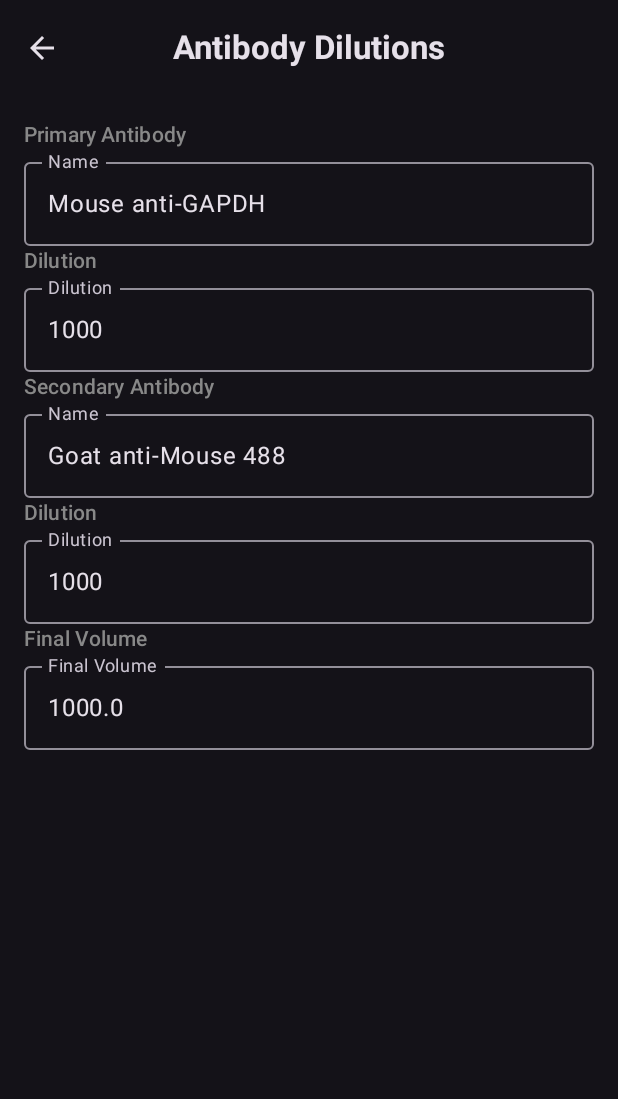
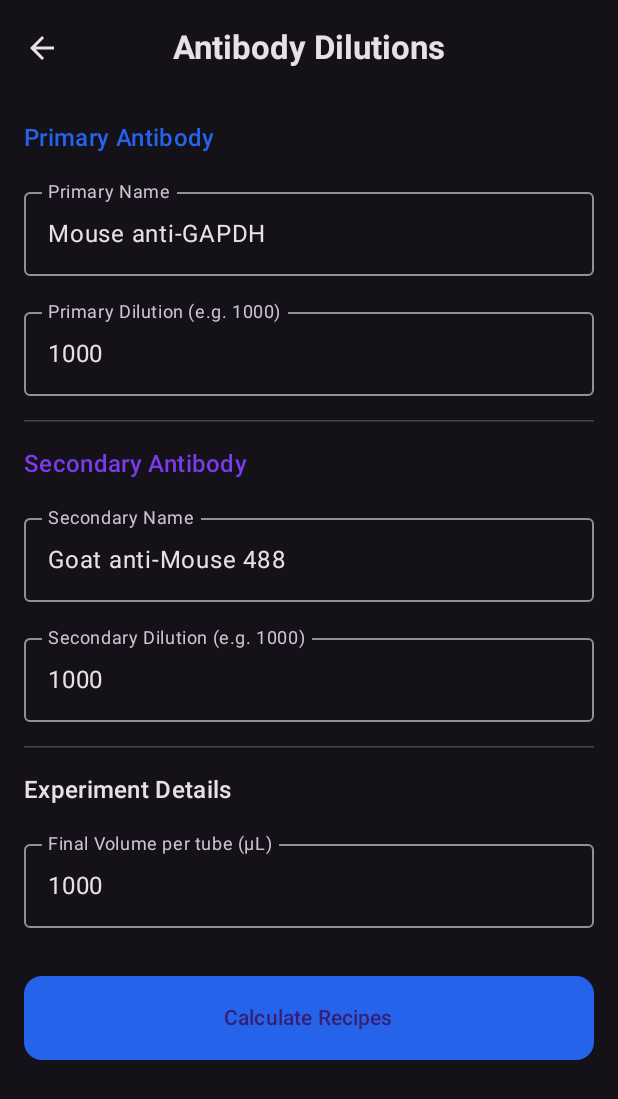
Before and after one commit to jak18015/labrats-android, an Android app built with Jetpack Compose: the antibody screen opened through its navigation route, on a phone screen of 412 x 824 dp. Shown: the top 1099 px of the screen. Run offline under Robolectric (Android 15) with nearby library versions, the phone set to English and light mode, and no system bars.

Commit message:
working antibody screen

```diff
--- a/app/src/main/java/com/example/biolab/ui/screens/AntibodyScreen.kt
+++ b/app/src/main/java/com/example/biolab/ui/screens/AntibodyScreen.kt
@@ -1,35 +1,78 @@
 package com.example.biolab.ui.screens
 
-import androidx.compose.foundation.layout.Arrangement
-import androidx.compose.foundation.layout.Column
-import androidx.compose.foundation.layout.Row
-import androidx.compose.foundation.layout.padding
+import androidx.compose.foundation.layout.*
+import androidx.compose.foundation.rememberScrollState
+import androidx.compose.foundation.shape.RoundedCornerShape
 import androidx.compose.foundation.text.KeyboardOptions
+import androidx.compose.foundation.verticalScroll
 import androidx.compose.material.icons.Icons
 import androidx.compose.material.icons.filled.ArrowBack
-import androidx.compose.material3.CenterAlignedTopAppBar
-import androidx.compose.material3.ExperimentalMaterial3Api
-import androidx.compose.material3.Icon
-import androidx.compose.material3.IconButton
-import androidx.compose.material3.MaterialTheme
-import androidx.compose.material3.OutlinedTextField
-import androidx.compose.material3.Scaffold
-import androidx.compose.material3.Text
-import androidx.compose.runtime.Composable
+import androidx.compose.material3.*
+import androidx.compose.runtime.*
 import androidx.compose.ui.Modifier
 import androidx.compose.ui.graphics.Color
 import androidx.compose.ui.text.font.FontWeight
+import androidx.compose.ui.text.input.ImeAction
 import androidx.compose.ui.text.input.KeyboardType
 import androidx.compose.ui.unit.dp
+import java.text.DecimalFormat
+
+// A data class to hold our calculation results nicely
+data class DilutionResult(
+    val primaryName: String,
+    val primaryStockVol: Double,
+    val primaryBufferVol: Double,
+    val secondaryName: String,
+    val secondaryStockVol: Double,
+    val secondaryBufferVol: Double
+)
 
 @OptIn(ExperimentalMaterial3Api::class)
 @Composable
 fun AntibodyScreen(onBack: () -> Unit) {
-    var primaryAntibody: String = "Mouse anti-GAPDH"
-    var primaryAntibodyDilution: Int = 1000
-    var secondaryAntibody: String = "Goat anti-Mouse 488"
-    var secondaryAntibodyDilution: Int = 1000
-    var finalVolume: Double = 1000.0
+    // 1. STATE MANAGEMENT
+    // We use mutableStateOf so Compose knows to redraw the screen when these change.
+    // We store inputs as Strings to prevent UI glitches while typing.
+    var primaryAntibody by remember { mutableStateOf("Mouse anti-GAPDH") }
+    var primaryDilutionStr by remember { mutableStateOf("1000") }
+
+    var secondaryAntibody by remember { mutableStateOf("Goat anti-Mouse 488") }
+    var secondaryDilutionStr by remember { mutableStateOf("1000") }
+
+    var finalVolumeStr by remember { mutableStateOf("1000") }
+
+    // This state holds the result. If null, we don't show the result card.
+    var calculationResult by remember { mutableStateOf<DilutionResult?>(null) }
+
+    // Helper to format numbers (remove huge decimal trails)
+    val df = DecimalFormat("#.##")
+
+    fun calculate() {
+        // Convert strings to numbers safely
+        val pDilution = primaryDilutionStr.toDoubleOrNull()
+        val sDilution = secondaryDilutionStr.toDoubleOrNull()
+        val fVolume = finalVolumeStr.toDoubleOrNull()
+
+        if (pDilution != null && sDilution != null && fVolume != null && pDilution > 0 && sDilution > 0) {
+
+            // 2. THE MATH
+            // Volume of Stock = Final Volume / Dilution Factor
+            val pStock = fVolume / pDilution
+            val pBuffer = fVolume - pStock
+
+            val sStock = fVolume / sDilution
+            val sBuffer = fVolume - sStock
+
+            calculationResult = DilutionResult(
+                primaryName = primaryAntibody,
+                primaryStockVol = pStock,
+                primaryBufferVol = pBuffer,
+                secondaryName = secondaryAntibody,
+                secondaryStockVol = sStock,
+                secondaryBufferVol = sBuffer
+            )
+        }
+    }
 
     Scaffold(
         topBar = {
@@ -39,51 +82,102 @@ fun AntibodyScreen(onBack: () -> Unit) {
             )
         }
     ) { padding ->
-        Column(modifier = Modifier.padding(padding).padding(16.dp)) {
-            Text("Primary Antibody", style = MaterialTheme.typography.labelLarge, color = Color.Gray)
-            Row(horizontalArrangement = Arrangement.spacedBy(8.dp)) {
+        // Add verticalScroll so the screen works on smaller phones or when keyboard is up
+        Column(
+            modifier = Modifier
+                .padding(padding)
+                .padding(16.dp)
+                .verticalScroll(rememberScrollState()),
+            verticalArrangement = Arrangement.spacedBy(16.dp)
+        ) {
+
+            // --- Primary Antibody Section ---
+            Text("Primary Antibody", style = MaterialTheme.typography.titleMedium, color = MaterialTheme.colorScheme.primary)
+
             OutlinedTextField(
                 value = primaryAntibody,
                 onValueChange = { primaryAntibody = it },
-                    label = { Text("Name") },
-                    modifier = Modifier.weight(1f),
-                    keyboardOptions = KeyboardOptions(keyboardType = KeyboardType.Text)
+                label = { Text("Primary Name") },
+                modifier = Modifier.fillMaxWidth(),
+                singleLine = true
             )
-            }
-            Text("Dilution", style = MaterialTheme.typography.labelLarge, color = Color.Gray)
-            Row(horizontalArrangement = Arrangement.spacedBy(8.dp)) {
+
             OutlinedTextField(
-                    value = primaryAntibodyDilution.toString(),
-                    onValueChange = { primaryAntibodyDilution = it.toIntOrNull() ?: 0 },
-                    label = { Text("Dilution") },
-                    modifier = Modifier.weight(1f),
-                    keyboardOptions = KeyboardOptions(keyboardType = KeyboardType.Number)
+                value = primaryDilutionStr,
+                onValueChange = { primaryDilutionStr = it },
+                label = { Text("Primary Dilution (e.g. 1000)") },
+                modifier = Modifier.fillMaxWidth(),
+                keyboardOptions = KeyboardOptions(keyboardType = KeyboardType.Number, imeAction = ImeAction.Next),
+                singleLine = true
             )
-            }
-            Text("Secondary Antibody", style = MaterialTheme.typography.labelLarge, color = Color.Gray)
-            Row(horizontalArrangement = Arrangement.spacedBy(8.dp)) {
+
+            HorizontalDivider()
+
+            // --- Secondary Antibody Section ---
+            Text("Secondary Antibody", style = MaterialTheme.typography.titleMedium, color = MaterialTheme.colorScheme.secondary)
+
             OutlinedTextField(
                 value = secondaryAntibody,
                 onValueChange = { secondaryAntibody = it },
-                    label = { Text("Name") },
-                    modifier = Modifier.weight(1f),
-                    keyboardOptions = KeyboardOptions(keyboardType = KeyboardType.Text)
+                label = { Text("Secondary Name") },
+                modifier = Modifier.fillMaxWidth(),
+                singleLine = true
             )
+
+            OutlinedTextField(
+                value = secondaryDilutionStr,
+                onValueChange = { secondaryDilutionStr = it },
+                label = { Text("Secondary Dilution (e.g. 1000)") },
+                modifier = Modifier.fillMaxWidth(),
+                keyboardOptions = KeyboardOptions(keyboardType = KeyboardType.Number, imeAction = ImeAction.Next),
+                singleLine = true
+            )
+
+            HorizontalDivider()
+
+            // --- Volume Section ---
+            Text("Experiment Details", style = MaterialTheme.typography.titleMedium)
+
+            OutlinedTextField(
+                value = finalVolumeStr,
+                onValueChange = { finalVolumeStr = it },
+                label = { Text("Final Volume per tube (μL)") },
+                modifier = Modifier.fillMaxWidth(),
+                keyboardOptions = KeyboardOptions(keyboardType = KeyboardType.Number, imeAction = ImeAction.Done),
+                singleLine = true
+            )
+
+            Button(
+                onClick = { calculate() },
+                modifier = Modifier
+                    .fillMaxWidth()
+                    .padding(top = 16.dp)
+                    .height(56.dp),
+                shape = RoundedCornerShape(12.dp)
+            ) {
+                Text("Calculate Recipes")
             }
-            Text("Dilution", style = MaterialTheme.typography.labelLarge, color = Color.Gray)
-            Row(horizontalArrangement = Arrangement.spacedBy(8.dp)) {
-                OutlinedTextField(
-                    value = secondaryAntibodyDilution.toString(),
-                    onValueChange = { secondaryAntibodyDilution = it.toIntOrNull() ?: 0 },
-                    label = { Text("Dilution") },
-                    modifier = Modifier.weight(1f),
-                    keyboardOptions = KeyboardOptions(keyboardType = KeyboardType.Number)
-                )
-            }
-            Text("Final Volume", style = MaterialTheme.typography.labelLarge, color = Color.Gray)
-            Row(horizontalArrangement = Arrangement.spacedBy(8.dp)) {
-                OutlinedTextField(value = finalVolume.toString(), onValueChange = { finalVolume = it.toDoubleOrNull() ?: 0.0 }, label = { Text("Final Volume") }, modifier = Modifier.weight(1f), keyboardOptions = KeyboardOptions(keyboardType = KeyboardType.Number))
+
+            // --- Results Display ---
+            // using 'let' allows us to safely unwrap the nullable calculationResult
+            calculationResult?.let { res ->
+                Card(
+                    modifier = Modifier.fillMaxWidth().padding(top = 16.dp),
+                    colors = CardDefaults.cardColors(containerColor = MaterialTheme.colorScheme.surfaceVariant)
+                ) {
+                    Column(modifier = Modifier.padding(16.dp)) {
+                        Text("Tube 1: Primary", style = MaterialTheme.typography.titleSmall, fontWeight = FontWeight.Bold)
+                        Text("• ${df.format(res.primaryStockVol)} μL of ${res.primaryName}")
+                        Text("• ${df.format(res.primaryBufferVol)} μL of Buffer")
+
+                        Spacer(modifier = Modifier.height(16.dp))
+
+                        Text("Tube 2: Secondary", style = MaterialTheme.typography.titleSmall, fontWeight = FontWeight.Bold)
+                        Text("• ${df.format(res.secondaryStockVol)} μL of ${res.secondaryName}")
+                        Text("• ${df.format(res.secondaryBufferVol)} μL of Buffer")
                     }
                 }
             }
         }
+    }
+}
```
Lines whose indentation alone changed are shown as unchanged.
